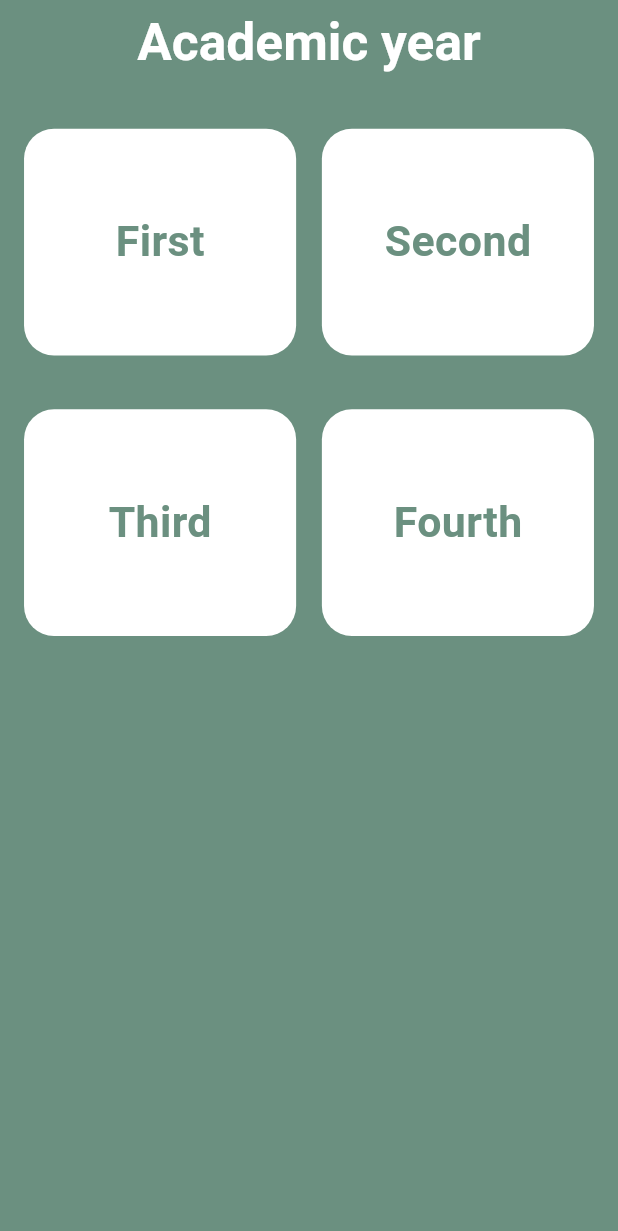
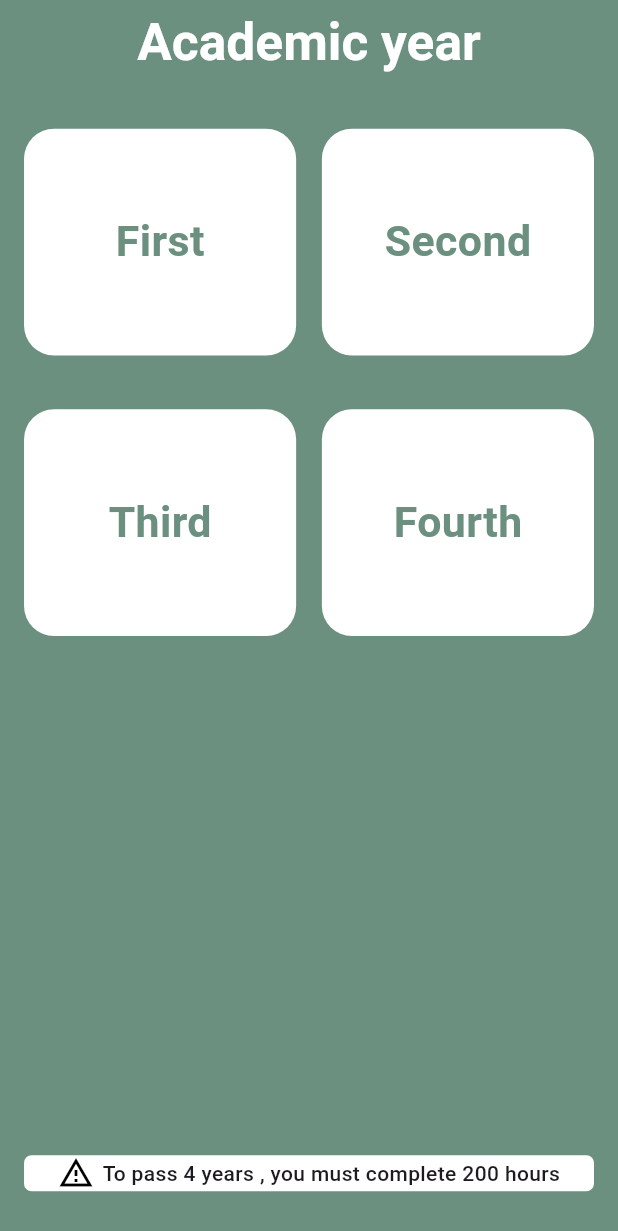
Before and after one commit to ahmedemara231/EduMentor, a Flutter app: the screen it shows after launch, on a phone screen of 412 x 824 dp. Shown: the top 1231 px of the screen. Run offline on Flutter 3.47's test engine with Material 3 defaults, Android fonts, the phone set to English and light mode, and no system bars; our stand-ins replace cloud_firestore, connectivity_plus, firebase_auth, firebase_core, flutter_bloc, flutter_easyloading and 6 more; missing offline and left inert: flutter_expandable_text; accounts and stored records are empty.

Commit message:
fix code

```diff
--- a/lib/main.dart
+++ b/lib/main.dart
@@ -1,7 +1,7 @@
 import 'package:fcis_guide/constants/constants.dart';
 import 'package:fcis_guide/view/auth/first_view.dart';
 import 'package:fcis_guide/view/auth/login/login.dart';
-import 'package:fcis_guide/view/home/home.dart';
+import 'package:fcis_guide/view/home/feature_selection.dart';
 import 'package:fcis_guide/view/year_selection/year_selection.dart';
 import 'package:fcis_guide/view_model/auth/cubit.dart';
 import 'package:fcis_guide/view_model/bloc_observer.dart';
@@ -47,6 +47,9 @@ class MyApp extends StatelessWidget {
         child: MaterialApp(
           theme: ThemeData(
             scaffoldBackgroundColor: Constants.appColor,
+            appBarTheme: AppBarTheme(
+              color: Constants.appColor
+            )
           ),
           debugShowCheckedModeBanner: false,
           home: YearSelection(),
--- /dev/null
+++ b/lib/modules/data_types/academic_year_info.dart
@@ -0,0 +1,20 @@
+class AcademicYearInfo {
+  String year;
+  String title;
+  String totalHoursToPass;
+
+  AcademicYearInfo({
+    required this.year,
+    required this.title,
+    required this.totalHoursToPass,
+  });
+
+  factory AcademicYearInfo.fromJson(Map<String, dynamic> yearInfo)
+  {
+    return AcademicYearInfo(
+        year: yearInfo['year'],
+        title: yearInfo['title'],
+        totalHoursToPass: yearInfo['totalHoursToPass'],
+    );
+  }
+}
--- a/lib/view/year_selection/year_selection.dart
+++ b/lib/view/year_selection/year_selection.dart
@@ -66,7 +66,6 @@ class YearSelection extends StatelessWidget {
       key: scaffoldKey,
       appBar: AppBar(
         centerTitle: true,
-        backgroundColor: Constants.appColor,
         title: MyText(
           text: 'Academic year',
           fontSize: 30.sp,
@@ -76,6 +75,9 @@ class YearSelection extends StatelessWidget {
       ),
       body: Padding(
         padding: EdgeInsets.symmetric(horizontal: 14.w,vertical: 25.h),
+        child: Column(
+          children: [
+            Expanded(
               child: GridView.builder(
                 gridDelegate: SliverGridDelegateWithFixedCrossAxisCount(
                     crossAxisCount: 2,
@@ -126,6 +128,23 @@ class YearSelection extends StatelessWidget {
                 itemCount: academicYear.length,
               ),
             ),
+            Container(
+              decoration: BoxDecoration(
+                borderRadius: BorderRadius.circular(5),
+                color: Colors.white
+              ),
+              child: Row(
+                mainAxisAlignment: MainAxisAlignment.center,
+                children: [
+                  const Icon(Icons.warning_amber_sharp,color: Colors.black,),
+                  SizedBox(width: 5.w),
+                  MyText(text: 'To pass 4 years , you must complete 200 hours',fontWeight: FontWeight.w500,),
+                ],
+              ),
+            )
+          ],
+        ),
+      ),
     );
   }
 }
--- a/lib/view_model/auth/cubit.dart
+++ b/lib/view_model/auth/cubit.dart
@@ -2,7 +2,7 @@ import 'package:fcis_guide/extensions/routes.dart';
 import 'package:fcis_guide/model/remote/firebase_service/errors.dart';
 import 'package:fcis_guide/model/remote/firebase_service/auth_service/auth_services.dart';
 import 'package:fcis_guide/modules/base_widgets/toast.dart';
-import 'package:fcis_guide/view/home/home.dart';
+import 'package:fcis_guide/view/home/feature_selection.dart';
 import 'package:fcis_guide/view_model/auth/handle_success/interface.dart';
 import 'package:fcis_guide/view_model/auth/states.dart';
 import 'package:firebase_auth/firebase_auth.dart';
--- a/lib/view_model/auth/handle_success/implementation.dart
+++ b/lib/view_model/auth/handle_success/implementation.dart
@@ -2,7 +2,7 @@ import 'package:fcis_guide/extensions/routes.dart';
 import 'package:fcis_guide/view/auth/login/login.dart';
 import 'package:fcis_guide/view_model/auth/handle_success/interface.dart';
 import 'package:flutter/src/widgets/framework.dart';
-import '../../../view/home/home.dart';
+import '../../../view/home/feature_selection.dart';
 
 class HandleLoginSuccess extends HandleSuccess{
 
--- a/lib/view_model/home/cubit.dart
+++ b/lib/view_model/home/cubit.dart
@@ -1,5 +1,6 @@
 import 'package:cloud_firestore/cloud_firestore.dart';
 import 'package:fcis_guide/model/remote/firebase_service/firestore_service/firestore_services.dart';
+import 'package:fcis_guide/modules/data_types/academic_year_info.dart';
 import 'package:fcis_guide/modules/data_types/getDeptData.dart';
 import 'package:fcis_guide/view_model/home/states.dart';
 import 'package:flutter/cupertino.dart';
@@ -13,8 +14,9 @@ class HomeCubit extends Cubit<HomeStates> {
 
   DeptDataRequest? request;
 
+  late DocumentReference documentReference;
+  late AcademicYearInfo academicYearInfo;
 
-  late DocumentReference documentReference;
   Future<void> getAcademicYearData(BuildContext context,{
     required FireStoreService service,
     required String academicYear,
@@ -30,6 +32,11 @@ class HomeCubit extends Cubit<HomeStates> {
     {
       if(value.isSuccess())
         {
+          value.getOrThrow().get().then((value) {
+            academicYearInfo = AcademicYearInfo.fromJson(value.docs[0].data() as Map<String, dynamic>);
+          });
+
+
           documentReference = await handleGetDataSuccess(
             collection: value.getOrThrow(),
           );
@@ -59,10 +66,12 @@ class HomeCubit extends Cubit<HomeStates> {
 
   Future<void> getSemesterData(String semester)async
   {
+    emit(GetSemesterDataLoading());
     var result = await documentReference.collection(semester).get();
     result.docs.forEach((element) {
       print(element.data());
     });
+    emit(GetSemesterDataLoading());
   }
 
 
--- a/lib/view_model/home/states.dart
+++ b/lib/view_model/home/states.dart
@@ -6,6 +6,10 @@ class GetDataFromSpecificYearLoading extends HomeStates {}
 
 class GetDataFromSpecificYearSuccess extends HomeStates {}
 
+class GetSemesterDataLoading extends HomeStates {}
+
+class GetSemesterDataSuccess extends HomeStates {}
+
 class GetDataFromSpecificYearError extends HomeStates {
   String? message;
   GetDataFromSpecificYearError(this.message);
```
Also changed, not shown: lib/modules/app_widgets/handling_item_click/implementation.dart (+9 -9 lines), lib/view/home/feature_selection.dart (renamed from lib/view/home/home.dart, +0 -34 lines), lib/view/home/semeters/semesters.dart (added, +59 -0 lines). Lines whose indentation alone changed are shown as unchanged.
